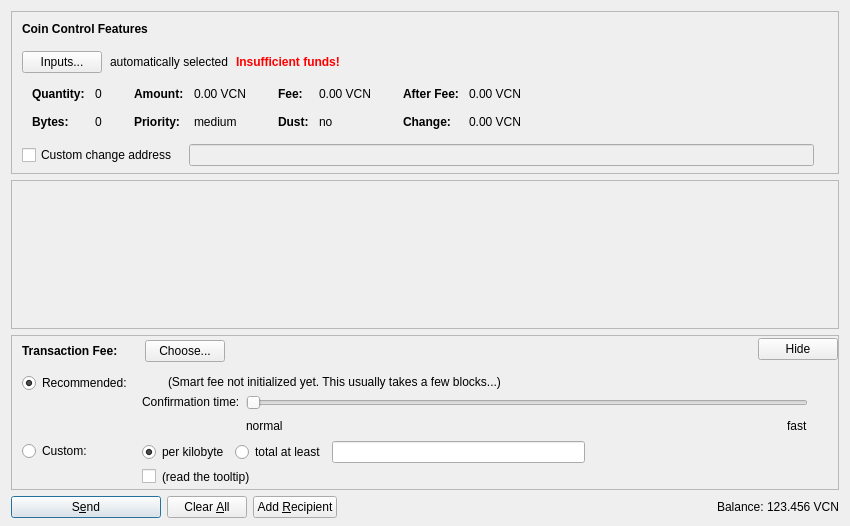
The window that src/qt/forms/sendcoinsdialog.ui (gjhiggins/vcoincore) describes before a commit, drawn with Qt 5.
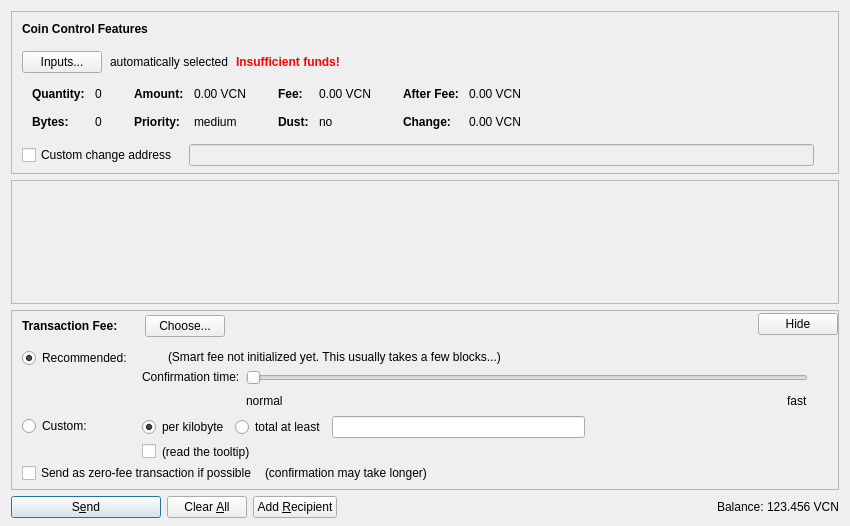
The same window after the commit. Icons and pictures are not drawn. Custom widgets are drawn as their Qt base class.

Patch:
```diff
--- a/src/qt/forms/sendcoinsdialog.ui
+++ b/src/qt/forms/sendcoinsdialog.ui
@@ -617,7 +617,7 @@
         <x>0</x>
         <y>0</y>
         <width>830</width>
-        <height>104</height>
+        <height>68</height>
        </rect>
       </property>
       <layout class="QVBoxLayout" name="verticalLayout_2" stretch="0,1">
@@ -1167,6 +1167,59 @@
              </item>
             </layout>
            </item>
+           <item>
+            <layout class="QHBoxLayout" name="horizontalLayoutFee5" stretch="0,0,0">
+             <property name="spacing">
+              <number>8</number>
+             </property>
+             <property name="bottomMargin">
+              <number>4</number>
+             </property>
+             <item>
+              <widget class="QCheckBox" name="checkBoxFreeTx">
+               <property name="text">
+                <string>Send as zero-fee transaction if possible</string>
+               </property>
+              </widget>
+             </item>
+             <item>
+              <widget class="QLabel" name="labelFreeTx">
+               <property name="text">
+                <string>(confirmation may take longer)</string>
+               </property>
+               <property name="margin">
+                <number>5</number>
+               </property>
+              </widget>
+             </item>
+             <item>
+              <spacer name="horizontalSpacerFee5">
+               <property name="orientation">
+                <enum>Qt::Horizontal</enum>
+               </property>
+               <property name="sizeHint" stdset="0">
+                <size>
+                 <width>1</width>
+                 <height>1</height>
+                </size>
+               </property>
+              </spacer>
+             </item>
+            </layout>
+           </item>
+           <item>
+            <spacer name="verticalSpacerFee2">
+             <property name="orientation">
+              <enum>Qt::Vertical</enum>
+             </property>
+             <property name="sizeHint" stdset="0">
+              <size>
+               <width>1</width>
+               <height>1</height>
+              </size>
+             </property>
+            </spacer>
+           </item>
           </layout>
          </widget>
         </item>
```
